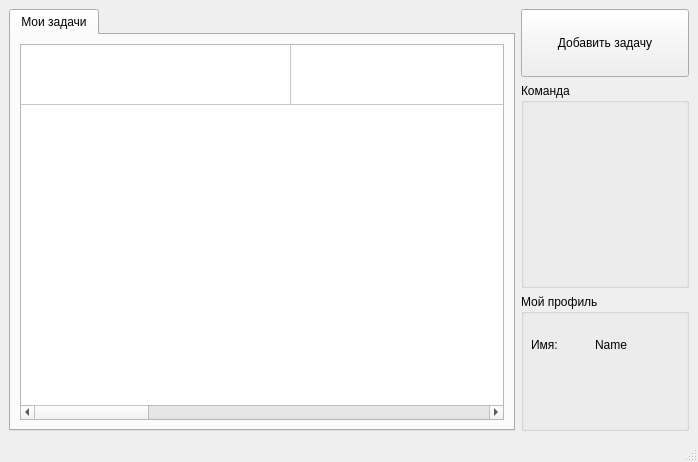
First picture: the form in ui_lib/mainwindow.ui, repository xpewa/TaskMessenger, before the edit.
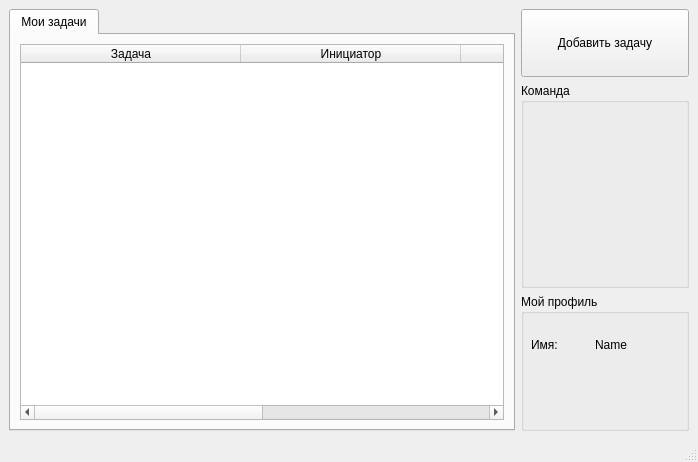
Second picture: the form after the edit.

```diff
--- a/ui_lib/mainwindow.ui
+++ b/ui_lib/mainwindow.ui
@@ -152,11 +152,17 @@
             <height>1000000</height>
            </size>
           </property>
+          <property name="gridStyle">
+           <enum>Qt::SolidLine</enum>
+          </property>
           <property name="rowCount">
-           <number>1</number>
+           <number>0</number>
+          </property>
+          <property name="columnCount">
+           <number>4</number>
           </property>
           <attribute name="horizontalHeaderVisible">
-           <bool>false</bool>
+           <bool>true</bool>
           </attribute>
           <attribute name="horizontalHeaderCascadingSectionResizes">
            <bool>false</bool>
@@ -165,7 +171,7 @@
            <number>0</number>
           </attribute>
           <attribute name="horizontalHeaderDefaultSectionSize">
-           <number>270</number>
+           <number>220</number>
           </attribute>
           <attribute name="horizontalHeaderHighlightSections">
            <bool>true</bool>
@@ -174,7 +180,7 @@
            <bool>false</bool>
           </attribute>
           <attribute name="horizontalHeaderStretchLastSection">
-           <bool>true</bool>
+           <bool>false</bool>
           </attribute>
           <attribute name="verticalHeaderVisible">
            <bool>false</bool>
@@ -186,7 +192,10 @@
            <number>0</number>
           </attribute>
           <attribute name="verticalHeaderDefaultSectionSize">
-           <number>60</number>
+           <number>50</number>
+          </attribute>
+          <attribute name="verticalHeaderHighlightSections">
+           <bool>false</bool>
           </attribute>
           <attribute name="verticalHeaderShowSortIndicator" stdset="0">
            <bool>false</bool>
@@ -194,15 +203,9 @@
           <attribute name="verticalHeaderStretchLastSection">
            <bool>false</bool>
           </attribute>
-          <row/>
           <column>
            <property name="text">
-            <string>Мои задачи</string>
-           </property>
-          </column>
-          <column>
-           <property name="text">
-            <string>Исполнитель</string>
+            <string>Задача</string>
            </property>
           </column>
           <column>
@@ -212,14 +215,14 @@
           </column>
           <column>
            <property name="text">
-            <string/>
+            <string>Исполнитель</string>
            </property>
           </column>
-          <item row="0" column="3">
+          <column>
            <property name="text">
-            <string/>
+            <string>Открыть</string>
            </property>
-          </item>
+          </column>
          </widget>
         </item>
        </layout>
```
Left out of the diff: 2 changed lines with no effect on the pictures.
